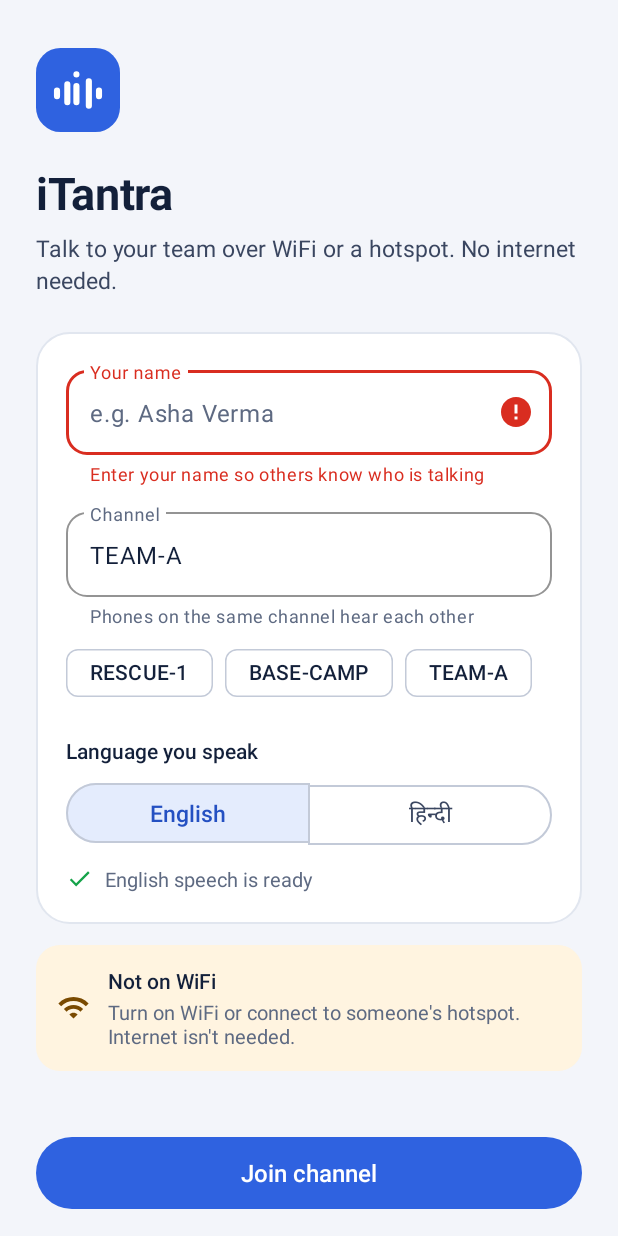
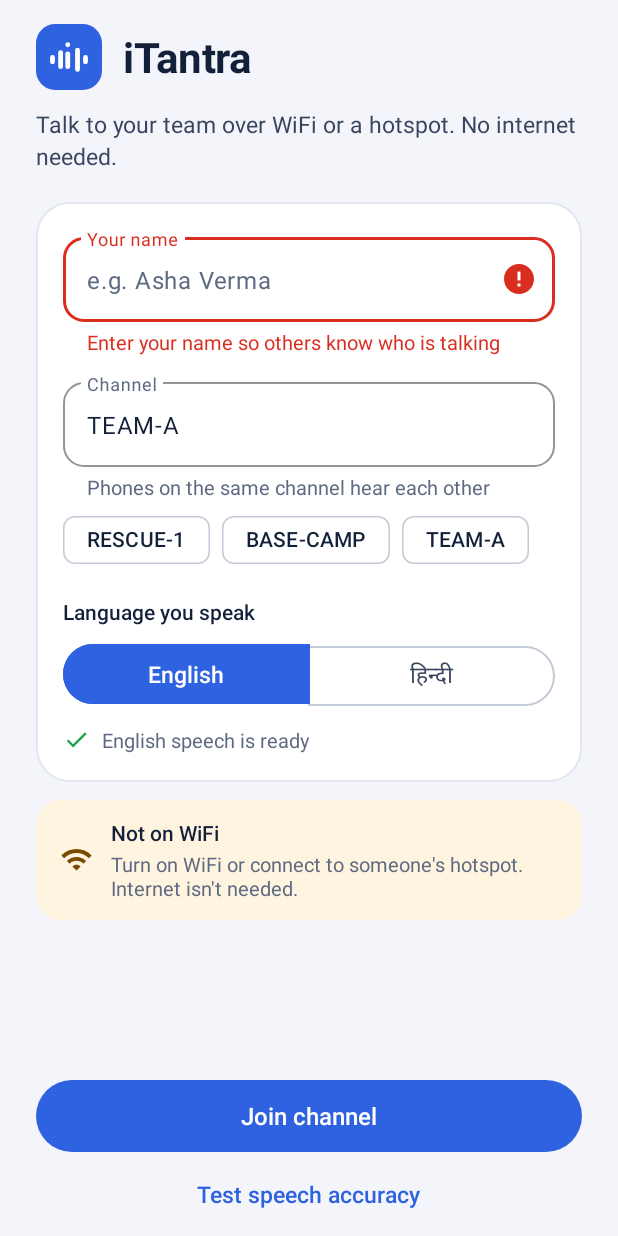
Before and after one commit to maneesh-30/iTantra, an Android app: the screen it shows after launch (MainActivity), after a tap on "Join channel", on a phone screen of 412 x 824 dp. Run offline under Robolectric (Android 15) with nearby library versions, the phone set to English and light mode, and no system bars; network calls fail; 4 statements that could not run were skipped; 3 other taps on this screen came first.

Commit message:
fix: Join crash, start screen layout, clearer toggles and cancel state
- Join crashed (port out of range: -1): inside DatagramSocket.apply {} the name
  'port' meant the socket's own port. It is now a PORT constant.
- Start screen: Join button pinned at the bottom (always visible, above the
  keyboard), logo beside the title, channel chips on one scrolling row,
  no field grabs focus on launch, tighter helper text.
- Selected tab/language is solid blue with white text; it was only 4% darker.
- Slide-to-cancel: the button turns grey and moves less, so it no longer
  covers the alert button.

```diff
--- a/iTantra/app/src/main/java/com/itantra/app/MainActivity.kt
+++ b/iTantra/app/src/main/java/com/itantra/app/MainActivity.kt
@@ -232,13 +232,16 @@ class MainActivity : AppCompatActivity(), TalkButton.Listener, ChatAdapter.Liste
 
     /** The app draws edge to edge: keep content clear of the status bar, nav bar and keyboard. */
     private fun applyInsets() {
+        val joinBar = findViewById<View>(R.id.joinBar)
+        val joinBarBottom = joinBar.paddingBottom
         val headerBottom = header.paddingBottom
         val dockTop = dock.paddingTop
         ViewCompat.setOnApplyWindowInsetsListener(root) { _, insets ->
             val bars = insets.getInsets(WindowInsetsCompat.Type.systemBars() or WindowInsetsCompat.Type.displayCutout())
             val ime = insets.getInsets(WindowInsetsCompat.Type.ime())
             val bottom = max(bars.bottom, ime.bottom)
-            joinScreen.setPadding(bars.left, bars.top, bars.right, bottom)
+            joinScreen.setPadding(bars.left, bars.top, bars.right, 0)
+            joinBar.setPadding(joinBar.paddingLeft, joinBar.paddingTop, joinBar.paddingRight, joinBarBottom + bottom)
             header.setPadding(bars.left, bars.top, bars.right, headerBottom)
             dock.setPadding(bars.left, dockTop, bars.right, bottom)
             insets
--- a/iTantra/app/src/main/java/com/itantra/app/TalkButton.kt
+++ b/iTantra/app/src/main/java/com/itantra/app/TalkButton.kt
@@ -66,6 +66,7 @@ class TalkButton @JvmOverloads constructor(
     private val alert = ContextCompat.getColor(context, R.color.alert)
     private val alertDeep = ContextCompat.getColor(context, R.color.alert_deep)
     private val disabled = ContextCompat.getColor(context, R.color.disabled)
+    private val cancelGrey = ContextCompat.getColor(context, R.color.muted)
 
     private val micIcon = ContextCompat.getDrawable(context, R.drawable.ic_mic)!!.mutate()
     private val closeIcon = ContextCompat.getDrawable(context, R.drawable.ic_close)!!.mutate()
@@ -128,6 +129,7 @@ class TalkButton @JvmOverloads constructor(
 
     private fun targetColor() = when {
         state == State.LOADING || state == State.DISABLED -> disabled
+        armed -> cancelGrey
         alertMode -> if (pressing) alertDeep else alert
         else -> if (pressing) brandDeep else brand
     }
@@ -214,11 +216,13 @@ class TalkButton @JvmOverloads constructor(
                 listener?.onTalkStart()
             }
             MotionEvent.ACTION_MOVE -> if (pressing && state == State.RECORDING) {
-                dragX = (event.x - downX).coerceIn(-cancelDistance * 1.25f, 0f) * 0.6f
+                // The button follows the finger a little (not far enough to cover its neighbours).
+                dragX = (event.x - downX).coerceIn(-cancelDistance * 1.25f, 0f) * 0.3f
                 val nowArmed = event.x - downX <= -cancelDistance
                 if (nowArmed != armed) {
                     armed = nowArmed
                     performHapticFeedback(HapticFeedbackConstants.LONG_PRESS)
+                    animateColor()
                     listener?.onCancelArmed(armed)
                 }
                 invalidate()
--- a/iTantra/app/src/main/java/com/itantra/app/WifiTransport.kt
+++ b/iTantra/app/src/main/java/com/itantra/app/WifiTransport.kt
@@ -34,7 +34,6 @@ import kotlin.concurrent.thread
  */
 class WifiTransport(private val context: Context) : Transport {
 
-    private val port = 45454
     private val selfId = UUID.randomUUID().toString()
     private val deviceName = Build.MODEL ?: "phone"
 
@@ -84,7 +83,7 @@ class WifiTransport(private val context: Context) : Transport {
         val s = DatagramSocket(null).apply {
             reuseAddress = true
             broadcast = true
-            bind(InetSocketAddress(port))
+            bind(InetSocketAddress(PORT))
         }
         socket = s
         Log.i(TAG, "started: channel='${this.channel}' self=$selfId")
@@ -193,7 +192,7 @@ class WifiTransport(private val context: Context) : Transport {
         try {
             val bytes = json.toString().toByteArray(Charsets.UTF_8)
             for (addr in to) {
-                val p = DatagramPacket(bytes, bytes.size, addr, port)
+                val p = DatagramPacket(bytes, bytes.size, addr, PORT)
                 s.send(p)
                 s.send(p)
             }
@@ -228,6 +227,9 @@ class WifiTransport(private val context: Context) : Transport {
 
     companion object {
         private const val TAG = "iTantraNet"
+        // A constant, not a property named `port`: inside DatagramSocket.apply {} that name
+        // would silently mean the socket's own port (-1 before binding).
+        private const val PORT = 45454
         private val LIMITED_BROADCAST: InetAddress = InetAddress.getByAddress(byteArrayOf(-1, -1, -1, -1))
 
         private fun <K, V> boundedMap(max: Int) = object : LinkedHashMap<K, V>(max, 0.75f, false) {
--- a/iTantra/app/src/main/res/color/segment_bg.xml
+++ b/iTantra/app/src/main/res/color/segment_bg.xml
@@ -1,5 +1,5 @@
 <?xml version="1.0" encoding="utf-8"?>
 <selector xmlns:android="http://schemas.android.com/apk/res/android">
-    <item android:color="@color/brand_tint" android:state_checked="true" />
+    <item android:color="@color/brand" android:state_checked="true" />
     <item android:color="@color/surface" />
 </selector>
--- /dev/null
+++ b/iTantra/app/src/main/res/color/segment_stroke.xml
@@ -0,0 +1,5 @@
+<?xml version="1.0" encoding="utf-8"?>
+<selector xmlns:android="http://schemas.android.com/apk/res/android">
+    <item android:color="@color/brand" android:state_checked="true" />
+    <item android:color="@color/outline" />
+</selector>
--- a/iTantra/app/src/main/res/color/segment_text.xml
+++ b/iTantra/app/src/main/res/color/segment_text.xml
@@ -1,5 +1,5 @@
 <?xml version="1.0" encoding="utf-8"?>
 <selector xmlns:android="http://schemas.android.com/apk/res/android">
-    <item android:color="@color/brand_deep" android:state_checked="true" />
+    <item android:color="@color/on_brand" android:state_checked="true" />
     <item android:color="@color/ink_soft" />
 </selector>
--- a/iTantra/app/src/main/res/layout/activity_main.xml
+++ b/iTantra/app/src/main/res/layout/activity_main.xml
@@ -7,25 +7,38 @@
     android:background="@color/bg">
 
     <!-- ================= JOIN ================= -->
-    <ScrollView
+    <LinearLayout
         android:id="@+id/joinScreen"
         android:layout_width="match_parent"
         android:layout_height="match_parent"
+        android:orientation="vertical">
+
+    <ScrollView
+        android:layout_width="match_parent"
+        android:layout_height="0dp"
+        android:layout_weight="1"
         android:fillViewport="true">
 
         <LinearLayout
             android:layout_width="match_parent"
             android:layout_height="wrap_content"
+            android:focusable="true"
+            android:focusableInTouchMode="true"
             android:orientation="vertical"
             android:paddingStart="24dp"
-            android:paddingTop="20dp"
+            android:paddingTop="16dp"
             android:paddingEnd="24dp"
-            android:paddingBottom="16dp">
+            android:paddingBottom="12dp">
+
+            <LinearLayout
+                android:layout_width="match_parent"
+                android:layout_height="wrap_content"
+                android:gravity="center_vertical"
+                android:orientation="horizontal">
 
                 <ImageView
-                android:layout_width="56dp"
-                android:layout_height="56dp"
-                android:layout_marginTop="12dp"
+                    android:layout_width="44dp"
+                    android:layout_height="44dp"
                     android:importantForAccessibility="no"
                     android:src="@drawable/logo_mark" />
 
@@ -33,23 +46,25 @@
                     style="@style/Text.ITantra.Title"
                     android:layout_width="wrap_content"
                     android:layout_height="wrap_content"
-                android:layout_marginTop="20dp"
-                android:text="@string/app_name" />
+                    android:layout_marginStart="14dp"
+                    android:text="@string/app_name"
+                    android:textSize="28sp" />
+            </LinearLayout>
 
             <TextView
                 style="@style/Text.ITantra.Body"
                 android:layout_width="match_parent"
                 android:layout_height="wrap_content"
-                android:layout_marginTop="6dp"
+                android:layout_marginTop="12dp"
                 android:text="@string/join_tagline" />
 
             <LinearLayout
                 android:layout_width="match_parent"
                 android:layout_height="wrap_content"
-                android:layout_marginTop="24dp"
+                android:layout_marginTop="20dp"
                 android:background="@drawable/bg_card"
                 android:orientation="vertical"
-                android:padding="20dp">
+                android:padding="18dp">
 
                 <com.google.android.material.textfield.TextInputLayout
                     android:id="@+id/tilName"
@@ -88,18 +103,25 @@
                         android:singleLine="true" />
                 </com.google.android.material.textfield.TextInputLayout>
 
+                <HorizontalScrollView
+                    android:layout_width="match_parent"
+                    android:layout_height="wrap_content"
+                    android:layout_marginTop="2dp"
+                    android:scrollbars="none">
+
                     <com.google.android.material.chip.ChipGroup
                         android:id="@+id/channelChips"
-                    android:layout_width="match_parent"
+                        android:layout_width="wrap_content"
                         android:layout_height="wrap_content"
-                    android:layout_marginTop="6dp"
-                    app:chipSpacingHorizontal="8dp" />
+                        app:chipSpacingHorizontal="8dp"
+                        app:singleLine="true" />
+                </HorizontalScrollView>
 
                 <TextView
                     style="@style/Text.ITantra.Label"
                     android:layout_width="wrap_content"
                     android:layout_height="wrap_content"
-                    android:layout_marginTop="18dp"
+                    android:layout_marginTop="14dp"
                     android:text="@string/language_label" />
 
                 <com.google.android.material.button.MaterialButtonToggleGroup
@@ -167,11 +189,14 @@
                 android:id="@+id/netRow"
                 android:layout_width="match_parent"
                 android:layout_height="wrap_content"
-                android:layout_marginTop="14dp"
+                android:layout_marginTop="12dp"
                 android:background="@drawable/bg_banner_warn"
                 android:gravity="center_vertical"
                 android:orientation="horizontal"
-                android:padding="14dp">
+                android:paddingStart="16dp"
+                android:paddingTop="12dp"
+                android:paddingEnd="16dp"
+                android:paddingBottom="12dp">
 
                 <ImageView
                     android:id="@+id/netIcon"
@@ -203,17 +228,24 @@
                 </LinearLayout>
             </LinearLayout>
 
-            <Space
+        </LinearLayout>
+    </ScrollView>
+
+        <!-- Always visible, above the nav bar and the keyboard -->
+        <LinearLayout
+            android:id="@+id/joinBar"
             android:layout_width="match_parent"
-                android:layout_height="0dp"
-                android:layout_weight="1"
-                android:minHeight="24dp" />
+            android:layout_height="wrap_content"
+            android:orientation="vertical"
+            android:paddingStart="24dp"
+            android:paddingTop="8dp"
+            android:paddingEnd="24dp"
+            android:paddingBottom="4dp">
 
             <com.google.android.material.button.MaterialButton
                 android:id="@+id/btnJoin"
                 android:layout_width="match_parent"
                 android:layout_height="wrap_content"
-                android:layout_marginTop="16dp"
                 android:text="@string/join_button" />
 
             <com.google.android.material.button.MaterialButton
@@ -222,10 +254,9 @@
                 android:layout_width="wrap_content"
                 android:layout_height="wrap_content"
                 android:layout_gravity="center_horizontal"
-                android:layout_marginTop="4dp"
                 android:text="@string/check_accuracy" />
         </LinearLayout>
-    </ScrollView>
+    </LinearLayout>
 
     <!-- ================= TALK ================= -->
     <LinearLayout
--- a/iTantra/app/src/main/res/values/styles.xml
+++ b/iTantra/app/src/main/res/values/styles.xml
@@ -26,9 +26,8 @@
         <item name="android:fontFamily">sans-serif-medium</item>
         <item name="android:textColor">@color/segment_text</item>
         <item name="backgroundTint">@color/segment_bg</item>
-        <item name="strokeColor">@color/outline</item>
+        <item name="strokeColor">@color/segment_stroke</item>
         <item name="iconTint">@color/segment_text</item>
-        <item name="rippleColor">@color/brand_tint</item>
     </style>
 
     <!-- Round icon button (alert, keyboard, send, header actions) -->
@@ -57,7 +56,14 @@
         <item name="boxStrokeColor">@color/brand</item>
         <item name="hintTextColor">@color/brand</item>
         <item name="helperTextTextColor">@color/muted</item>
+        <item name="helperTextTextAppearance">@style/TextAppearance.ITantra.Helper</item>
+        <item name="errorTextAppearance">@style/TextAppearance.ITantra.Helper</item>
         <item name="placeholderTextColor">@color/muted</item>
+    </style>
+
+    <style name="TextAppearance.ITantra.Helper" parent="TextAppearance.Material3.BodySmall">
+        <item name="android:textSize">13sp</item>
+        <item name="android:letterSpacing">0</item>
     </style>
 
     <style name="Widget.ITantra.BottomSheet" parent="Widget.Material3.BottomSheet">
```
Lines whose indentation alone changed are shown as unchanged.
